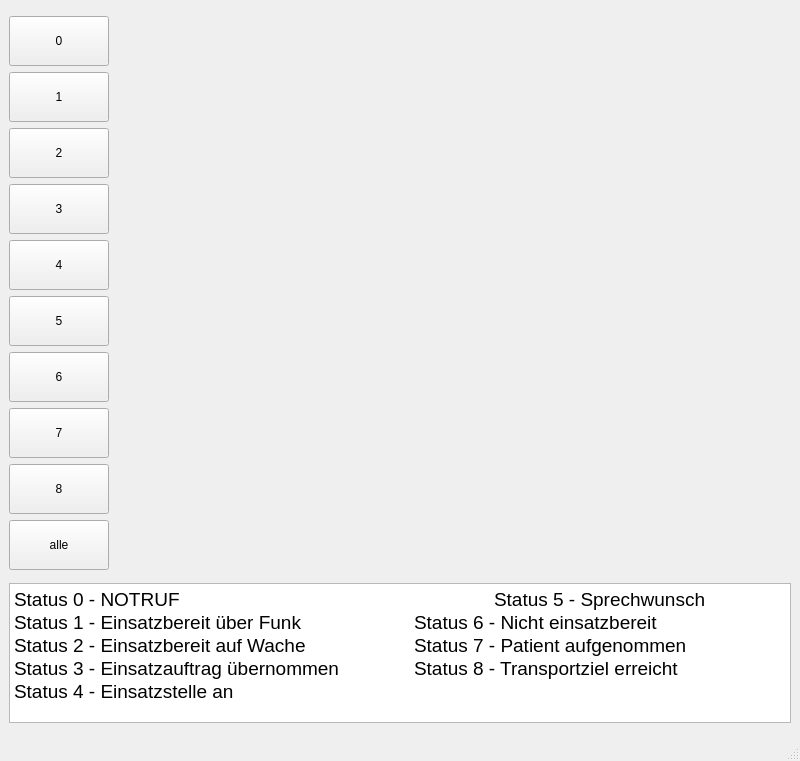
Old version of the form src/vehicle_window.ui in the repository Lenium37/Leitstelle.
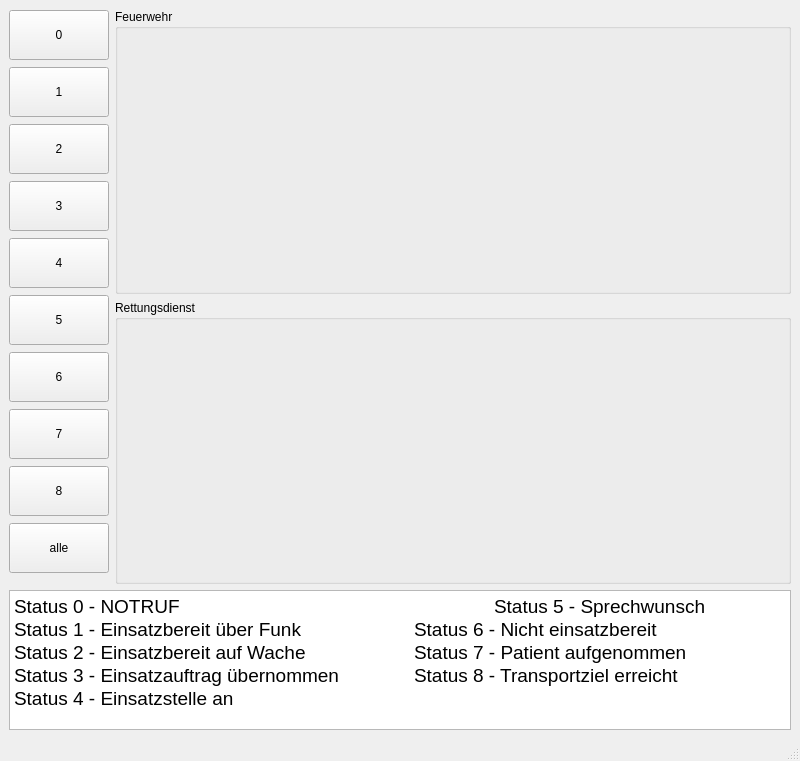
New version of the form.

Commit message: added two GroupBoxes to design

```diff
--- a/src/vehicle_window.ui
+++ b/src/vehicle_window.ui
@@ -232,6 +232,15 @@
       <item>
        <layout class="QVBoxLayout" name="verticalLayout_2">
         <item>
+         <widget class="QGroupBox" name="groupBoxFire">
+          <property name="styleSheet">
+           <string notr="true"/>
+          </property>
+          <property name="title">
+           <string>Feuerwehr</string>
+          </property>
+          <layout class="QGridLayout" name="gridLayout_2">
+           <item row="0" column="0">
          <layout class="QGridLayout" name="gridLayoutVehiclesFire">
           <property name="leftMargin">
            <number>20</number>
@@ -377,7 +386,16 @@
           </item>
          </layout>
         </item>
+          </layout>
+         </widget>
+        </item>
         <item>
+         <widget class="QGroupBox" name="groupBoxEms">
+          <property name="title">
+           <string>Rettungsdienst</string>
+          </property>
+          <layout class="QGridLayout" name="gridLayout">
+           <item row="0" column="0">
          <layout class="QGridLayout" name="gridLayoutVehiclesEms">
           <property name="leftMargin">
            <number>20</number>
@@ -496,6 +514,9 @@
            </spacer>
           </item>
          </layout>
+           </item>
+          </layout>
+         </widget>
         </item>
        </layout>
       </item>
```
Lines whose indentation alone changed are shown as unchanged. The commit also changes 1 other file.
